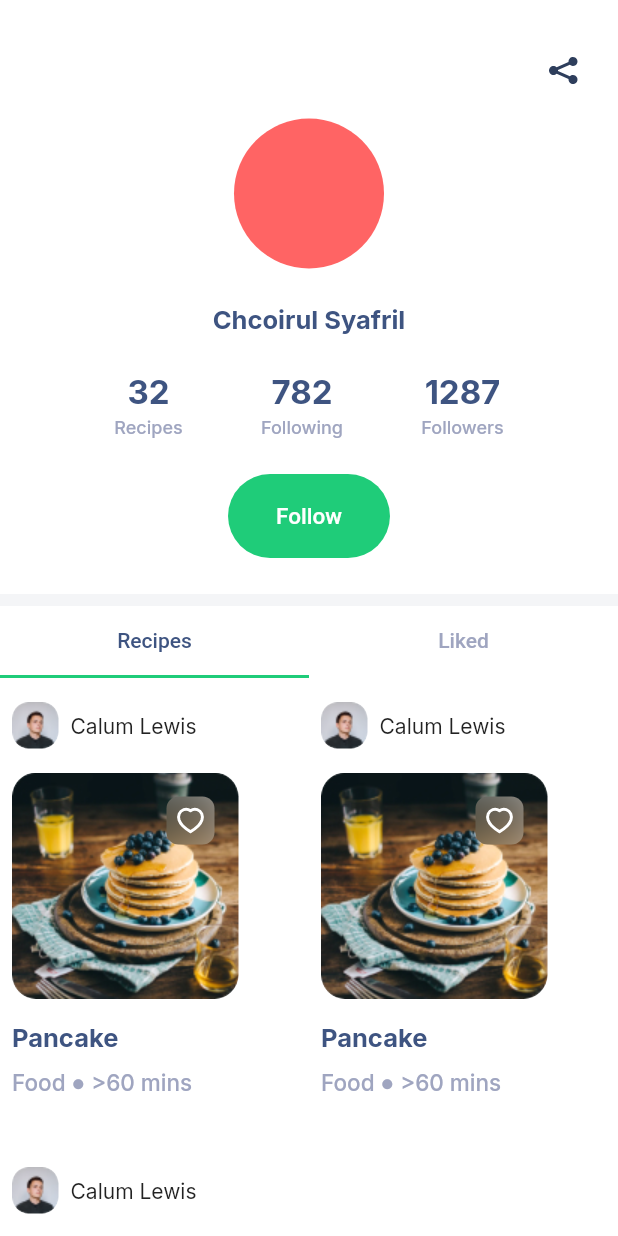
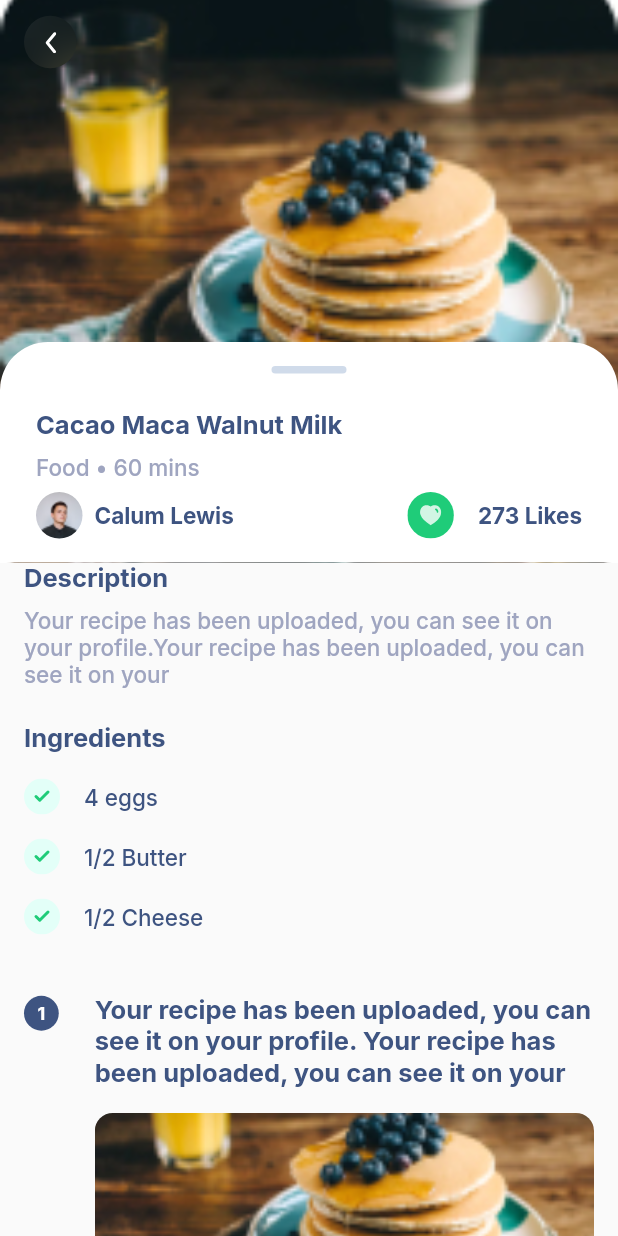
Before and after one commit to qwaiks/recipe-app, a Flutter app: the screen it shows after launch, on a phone screen of 412 x 824 dp. Run offline on Flutter 3.47's test engine with Material 2 defaults, Android fonts, the phone set to English and light mode, and no system bars; our stand-ins replace dotted_border, flutter_svg, google_fonts.

Commit message:
recipe_details screen and changes

```diff
--- a/lib/app.dart
+++ b/lib/app.dart
@@ -1,6 +1,5 @@
 import 'package:chefio/config/theme.dart';
-import 'package:chefio/views/create_recipe/add_ingredients.dart';
-import 'package:chefio/views/home/dashboard.screen.dart';
+import 'package:chefio/views/recipe/recipe_details/recipe_details.dart';
 import 'package:flutter/material.dart';
 
 class App extends StatelessWidget {
@@ -12,7 +11,7 @@ class App extends StatelessWidget {
     return MaterialApp(
       title: 'Chefio',
       theme: Themes.defaultTheme,
-      home: DashboardScreen(),
+      home: RecipeDetailsScreen(),
     );
   }
 }
--- a/lib/components/recipe_step.dart
+++ b/lib/components/add_step_tile.dart
@@ -6,9 +6,9 @@ import 'package:chefio/config/svgs.dart';
 import 'package:flutter/material.dart';
 import 'package:flutter_svg/svg.dart';
 
-class RecipeStep extends StatelessWidget {
+class AddStepTile extends StatelessWidget {
   final int stepIndex;
-  const RecipeStep({super.key, required this.stepIndex});
+  const AddStepTile({super.key, required this.stepIndex});
 
   @override
   Widget build(BuildContext context) {
@@ -19,20 +19,7 @@ class RecipeStep extends StatelessWidget {
         children: [
           Column(
             children: [
-              Container(
-                padding: const EdgeInsets.symmetric(horizontal: 9, vertical: 5),
-                decoration: const BoxDecoration(
-                  shape: BoxShape.circle,
-                  color: AppColors.mainText,
-                ),
-                child: Text(
-                  stepIndex.toString(),
-                  style: Styles.bodySmall.copyWith(
-                    color: Colors.white,
-                    fontWeight: FontWeight.w700,
-                  ),
-                ),
-              ),
+              StepIndexWidget(index: stepIndex.toString()),
               const SizedBox(
                 height: 16,
               ),
@@ -71,3 +58,26 @@ class RecipeStep extends StatelessWidget {
     );
   }
 }
+
+class StepIndexWidget extends StatelessWidget {
+  final String index;
+  const StepIndexWidget({super.key, required this.index});
+
+  @override
+  Widget build(BuildContext context) {
+    return Container(
+      padding: const EdgeInsets.symmetric(horizontal: 9, vertical: 5),
+      decoration: const BoxDecoration(
+        shape: BoxShape.circle,
+        color: AppColors.mainText,
+      ),
+      child: Text(
+        index,
+        style: Styles.bodySmall.copyWith(
+          color: Colors.white,
+          fontWeight: FontWeight.w700,
+        ),
+      ),
+    );
+  }
+}
--- /dev/null
+++ b/lib/components/chefio_icon.dart
@@ -0,0 +1,35 @@
+import 'dart:ui';
+
+import 'package:flutter/material.dart';
+import 'package:flutter_svg/svg.dart';
+
+class ChefioIcon extends StatelessWidget {
+  final String svgIcon;
+  final Function() onTap;
+  const ChefioIcon({super.key, required this.svgIcon, required this.onTap});
+
+  @override
+  Widget build(BuildContext context) {
+    return ClipRRect(
+      borderRadius: BorderRadius.circular(70),
+      child: SizedBox(
+        width: 35,
+        height: 35,
+        child: InkWell(
+          onTap: onTap,
+          child: Padding(
+            padding: const EdgeInsets.all(10),
+            child: BackdropFilter(
+              filter: ImageFilter.blur(sigmaX: 20, sigmaY: 20),
+              child: SvgPicture.asset(
+                svgIcon,
+                height: 15,
+                width: 15,
+              ),
+            ),
+          ),
+        ),
+      ),
+    );
+  }
+}
--- a/lib/components/recipe_tile.dart
+++ b/lib/components/recipe_tile.dart
@@ -67,10 +67,12 @@ class RecipeTile extends StatelessWidget {
       style: Styles.headerNormal,
     );
 
-    final desc = Text('$recipeType ● >$recipeDuration',
-        style: Styles.bodyNormal.copyWith(
-          color: AppColors.secondaryText,
-        ));
+    final desc = Text(
+      '$recipeType • >$recipeDuration',
+      style: Styles.bodyNormal.copyWith(
+        color: AppColors.secondaryText,
+      ),
+    );
 
     return Padding(
       padding: const EdgeInsets.symmetric(horizontal: 8, vertical: 16),
--- a/lib/config/svgs.dart
+++ b/lib/config/svgs.dart
@@ -11,7 +11,7 @@ class SVGS {
   static const icValidationInactive = 'assets/svgs/ic_validation_inactive.svg';
 
   static const icHeartActive = 'assets/svgs/ic_heart.svg';
-  static const icHeartInactive = 'assets/svgs/ic_heart.svg';
+  static const icHeartInactive = 'assets/svgs/ic_heart_inactive.svg';
 
   static const icSearch = 'assets/svgs/ic_search.svg';
 
@@ -25,4 +25,7 @@ class SVGS {
   static const icAdd = 'assets/svgs/ic_add.svg';
 
   static const share = 'assets/svgs/ic_share.svg';
+  static const icBack = 'assets/svgs/ic_back.svg';
+
+  static const icCheck = 'assets/svgs/ic_check.svg';
 }
--- a/lib/views/home/dashboard.screen.dart
+++ b/lib/views/home/dashboard.screen.dart
@@ -1,4 +1,3 @@
-import 'package:chefio/views/home/views/home.page.dart';
 import 'package:chefio/views/home/views/profile.page.dart';
 import 'package:flutter/material.dart';
 
--- a/lib/views/create_recipe/add_ingredients.dart
+++ b/lib/views/recipe/create_recipe/add_ingredients.dart
@@ -2,13 +2,13 @@ import 'dart:ui';
 
 import 'package:chefio/components/chefio_button.dart';
 import 'package:chefio/components/ingredient_title.dart';
-import 'package:chefio/components/recipe_step.dart';
+import 'package:chefio/components/add_step_tile.dart';
 import 'package:chefio/config/strings.dart';
 import 'package:chefio/config/style.dart';
 import 'package:chefio/config/svgs.dart';
 import 'package:flutter/material.dart';
 
-import '../../config/colors.dart';
+import '../../../config/colors.dart';
 
 class AddIngredientScreen extends StatefulWidget {
   const AddIngredientScreen({super.key});
@@ -66,7 +66,7 @@ class _AddIngredientScreenState extends State<AddIngredientScreen> {
         height: 16,
       ),
       for (int index = 0; index < recipeSteps; index++)
-        RecipeStep(
+        AddStepTile(
           key: ValueKey(index),
           stepIndex: index + 1,
         ),
--- a/lib/views/create_recipe/create_recipe.dart
+++ b/lib/views/recipe/create_recipe/create_recipe.dart
@@ -5,7 +5,7 @@ import 'package:chefio/config/colors.dart';
 import 'package:chefio/config/style.dart';
 import 'package:flutter/material.dart';
 
-import '../../config/strings.dart';
+import '../../../config/strings.dart';
 
 class CreateRecipeScreen extends StatefulWidget {
   const CreateRecipeScreen({super.key});
--- /dev/null
+++ b/lib/views/recipe/recipe_details/component/recipe_step_tile.dart
@@ -0,0 +1,48 @@
+import 'package:flutter/material.dart';
+
+import '../../../../components/add_step_tile.dart';
+import '../../../../config/imgs.dart';
+import '../../../../config/style.dart';
+
+class RecipeStepTile extends StatelessWidget {
+  final int step;
+  const RecipeStepTile({super.key, required this.step});
+
+  @override
+  Widget build(BuildContext context) {
+    return Padding(
+      padding: const EdgeInsets.symmetric(vertical: 8),
+      child: Row(
+        crossAxisAlignment: CrossAxisAlignment.start,
+        children: [
+          StepIndexWidget(index: step.toString()),
+          const SizedBox(
+            width: 24,
+          ),
+          Flexible(
+            child: Column(
+              children: [
+                const Text(
+                  'Your recipe has been uploaded, you can see it on your profile. Your recipe has been uploaded, you can see it on your',
+                  style: Styles.headerNormal,
+                ),
+                const SizedBox(
+                  height: 16,
+                ),
+                ClipRRect(
+                  borderRadius: BorderRadius.circular(12),
+                  child: Image.asset(
+                    Imgs.dummyFeatured,
+                    width: double.infinity,
+                    height: 155,
+                    fit: BoxFit.cover,
+                  ),
+                )
+              ],
+            ),
+          )
+        ],
+      ),
+    );
+  }
+}
--- /dev/null
+++ b/lib/views/recipe/recipe_details/recipe_details.dart
@@ -0,0 +1,224 @@
+import 'package:chefio/components/add_step_tile.dart';
+import 'package:chefio/components/chefio_icon.dart';
+import 'package:chefio/config/colors.dart';
+import 'package:chefio/config/imgs.dart';
+import 'package:chefio/config/strings.dart';
+import 'package:chefio/config/style.dart';
+import 'package:chefio/config/svgs.dart';
+import 'package:chefio/views/recipe/recipe_details/component/recipe_step_tile.dart';
+import 'package:flutter/material.dart';
+import 'package:flutter_svg/svg.dart';
+
+class RecipeDetailsScreen extends StatelessWidget {
+  const RecipeDetailsScreen({super.key});
+
+  @override
+  Widget build(BuildContext context) {
+    final profile = Row(
+      children: [
+        ClipRRect(
+          borderRadius: BorderRadius.circular(70),
+          child: Image.asset(
+            Imgs.dummyAvatar,
+            width: 31,
+            height: 31,
+          ),
+        ),
+        const SizedBox(width: 8),
+        const Text(
+          'Calum Lewis',
+          style: Styles.headerSmall,
+        )
+      ],
+    );
+
+    final likes = Row(
+      children: [
+        ClipRRect(
+          borderRadius: BorderRadius.circular(70),
+          child: Container(
+            padding: const EdgeInsets.all(8),
+            color: AppColors.primary,
+            child: SvgPicture.asset(
+              SVGS.icHeartActive,
+              width: 15,
+              height: 15,
+              color: Colors.white.withOpacity(0.8),
+            ),
+          ),
+        ),
+        const SizedBox(width: 16),
+        const Text(
+          '273 Likes',
+          style: Styles.headerSmall,
+        )
+      ],
+    );
+
+    final bottomHeader = PreferredSize(
+      preferredSize: const Size.fromHeight(0),
+      child: Container(
+        width: double.infinity,
+        padding: const EdgeInsets.symmetric(vertical: 16),
+        decoration: const BoxDecoration(
+            color: Colors.white,
+            borderRadius: BorderRadius.only(
+                topLeft: Radius.circular(32), topRight: Radius.circular(32))),
+        child: Padding(
+          padding: const EdgeInsets.symmetric(horizontal: 24),
+          child: Column(
+            crossAxisAlignment: CrossAxisAlignment.start,
+            children: [
+              Align(
+                alignment: Alignment.center,
+                child: Container(
+                  width: 50,
+                  height: 5,
+                  decoration: BoxDecoration(
+                      color: AppColors.outline,
+                      borderRadius: BorderRadius.circular(100)),
+                ),
+              ),
+              const SizedBox(
+                height: 24,
+              ),
+              const Text(
+                'Cacao Maca Walnut Milk',
+                style: Styles.headerNormal,
+              ),
+              const SizedBox(
+                height: 8,
+              ),
+              Text(
+                'Food • 60 mins',
+                style: Styles.bodyNormal.copyWith(
+                  color: AppColors.secondaryText,
+                ),
+              ),
+              const SizedBox(
+                height: 8,
+              ),
+              Row(
+                mainAxisAlignment: MainAxisAlignment.spaceBetween,
+                children: [profile, likes],
+              )
+            ],
+          ),
+        ),
+      ),
+    );
+
+    final description = Column(
+      crossAxisAlignment: CrossAxisAlignment.start,
+      children: [
+        const Text(
+          Strings.description,
+          style: Styles.headerNormal,
+        ),
+        const SizedBox(
+          height: 8,
+        ),
+        Text(
+          'Your recipe has been uploaded, you can see it on your profile.' +
+              'Your recipe has been uploaded, you can see it on your',
+          style: Styles.bodyNormal.copyWith(
+            color: AppColors.secondaryText,
+          ),
+        ),
+      ],
+    );
+
+    final ingredients = Column(
+      crossAxisAlignment: CrossAxisAlignment.start,
+      children: [
+        const Text(
+          Strings.ingredients,
+          style: Styles.headerNormal,
+        ),
+        const SizedBox(
+          height: 8,
+        ),
+        ...['4 eggs', '1/2 Butter', '1/2 Cheese']
+            .map(
+              (e) => Padding(
+                padding: const EdgeInsets.symmetric(vertical: 8.0),
+                child: Row(
+                  children: [
+                    SvgPicture.asset(SVGS.icCheck),
+                    const SizedBox(
+                      width: 16,
+                    ),
+                    Text(
+                      e,
+                      style: Styles.bodyNormal.copyWith(
+                        color: AppColors.mainText,
+                      ),
+                    ),
+                  ],
+                ),
+              ),
+            )
+            .toList(),
+      ],
+    );
+
+    final steps = Column(
+      children: [
+        ...[1, 2, 3, 5, 6, 7, 8, 9]
+            .map((e) => RecipeStepTile(
+                  step: e,
+                ))
+            .toList()
+      ],
+    );
+
+    return Scaffold(
+      body: CustomScrollView(
+        slivers: [
+          SliverAppBar(
+            elevation: 0,
+            title: Align(
+              alignment: Alignment.centerLeft,
+              child: ChefioIcon(
+                svgIcon: SVGS.icBack,
+                onTap: () {},
+              ),
+            ),
+            bottom: bottomHeader,
+            pinned: true,
+            expandedHeight: 375,
+            collapsedHeight: 200,
+            flexibleSpace: FlexibleSpaceBar(
+              background: Image.asset(
+                Imgs.dummyFeatured,
+                width: double.infinity,
+                fit: BoxFit.cover,
+              ),
+            ),
+          ),
+          SliverToBoxAdapter(
+            child: Padding(
+              padding: const EdgeInsets.symmetric(horizontal: 16.0),
+              child: Column(
+                children: [
+                  description,
+                  const SizedBox(
+                    height: 24,
+                  ),
+                  ingredients,
+                  const SizedBox(
+                    height: 24,
+                  ),
+                  steps,
+                  const SizedBox(
+                    height: 24,
+                  ),
+                ],
+              ),
+            ),
+          ),
+        ],
+      ),
+    );
+  }
+}
```
Also changed, not shown: assets/svgs/ic_back.svg (added), assets/svgs/ic_check.svg (added), assets/svgs/ic_heart.svg, assets/svgs/ic_heart_inactive.svg (added).
